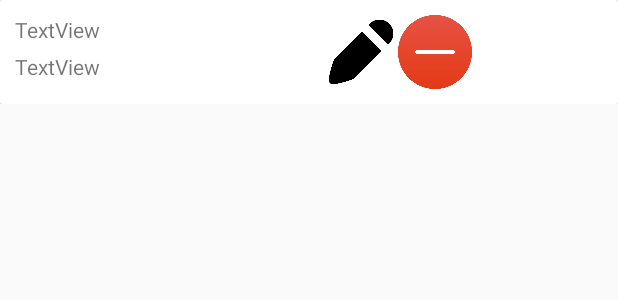
After one commit to Octavio97/aplicaciones-moviles, an Android app: the layout item_citas.xml on its own in the app's theme, with its tools: preview values and no code run, on a phone screen of 412 x 824 dp. The commit adds this screen. Shown: the top 300 px of the screen. Run offline under Robolectric (Android 15) with nearby library versions, the phone set to English and light mode, and no system bars.

Commit message:
"commit"

```diff
--- /dev/null
+++ b/CITTMe/app/src/main/res/layout/item_citas.xml
@@ -0,0 +1,63 @@
+<?xml version="1.0" encoding="utf-8"?>
+<LinearLayout xmlns:android="http://schemas.android.com/apk/res/android"
+    xmlns:app="http://schemas.android.com/apk/res-auto"
+    android:layout_width="match_parent"
+    android:layout_height="wrap_content">
+
+    <androidx.cardview.widget.CardView
+        android:layout_width="match_parent"
+        android:layout_height="match_parent"
+        android:padding="5dp">
+
+        <LinearLayout
+            android:layout_width="match_parent"
+            android:layout_height="match_parent"
+            android:orientation="horizontal">
+
+            <LinearLayout
+                android:id="@+id/lin_date"
+                android:layout_width="match_parent"
+                android:layout_height="match_parent"
+                android:layout_weight="1"
+                android:orientation="vertical"
+                android:padding="10dp">
+
+                <TextView
+                    android:id="@+id/txt_date"
+                    android:layout_width="match_parent"
+                    android:layout_height="wrap_content"
+                    android:layout_weight="1"
+                    android:text="TextView" />
+
+                <TextView
+                    android:id="@+id/txt_doctor"
+                    android:layout_width="match_parent"
+                    android:layout_height="wrap_content"
+                    android:layout_weight="1"
+                    android:text="TextView" />
+            </LinearLayout>
+
+            <LinearLayout
+                android:id="@+id/lin_edit"
+                android:layout_width="match_parent"
+                android:layout_height="match_parent"
+                android:layout_weight="1"
+                android:padding="10dp">
+
+                <ImageView
+                    android:id="@+id/img_edit"
+                    android:layout_width="49dp"
+                    android:layout_height="49dp"
+                    app:srcCompat="@drawable/editar" />
+
+                <ImageView
+                    android:id="@+id/img_delete"
+                    android:layout_width="49dp"
+                    android:layout_height="49dp"
+                    app:srcCompat="@drawable/eliminar" />
+
+            </LinearLayout>
+
+        </LinearLayout>
+    </androidx.cardview.widget.CardView>
+</LinearLayout>
```
Also changed, not shown: CITTMe/app/src/main/java/com/trixx/cittme/ui/citas/ItemsCitas.java (added, +54 -0 lines), CITTMe/app/src/main/res/layout/fragment_dates.xml (+5 -10 lines), CITTMe/app/src/main/res/drawable/anadir.png, CITTMe/app/src/main/res/drawable/editar.png, CITTMe/app/src/main/res/drawable/eliminar.png (added).
